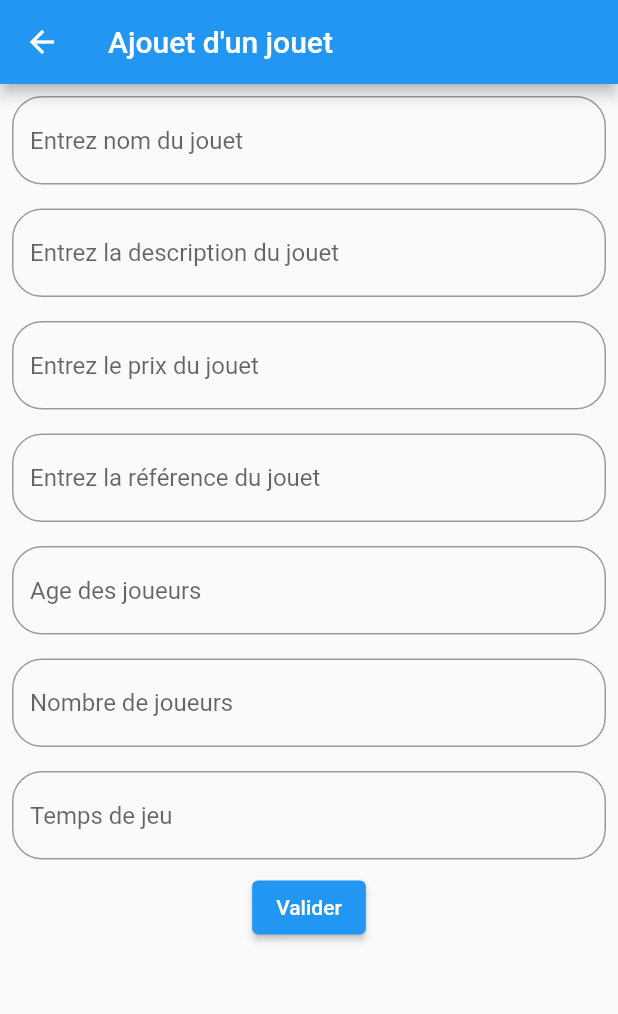
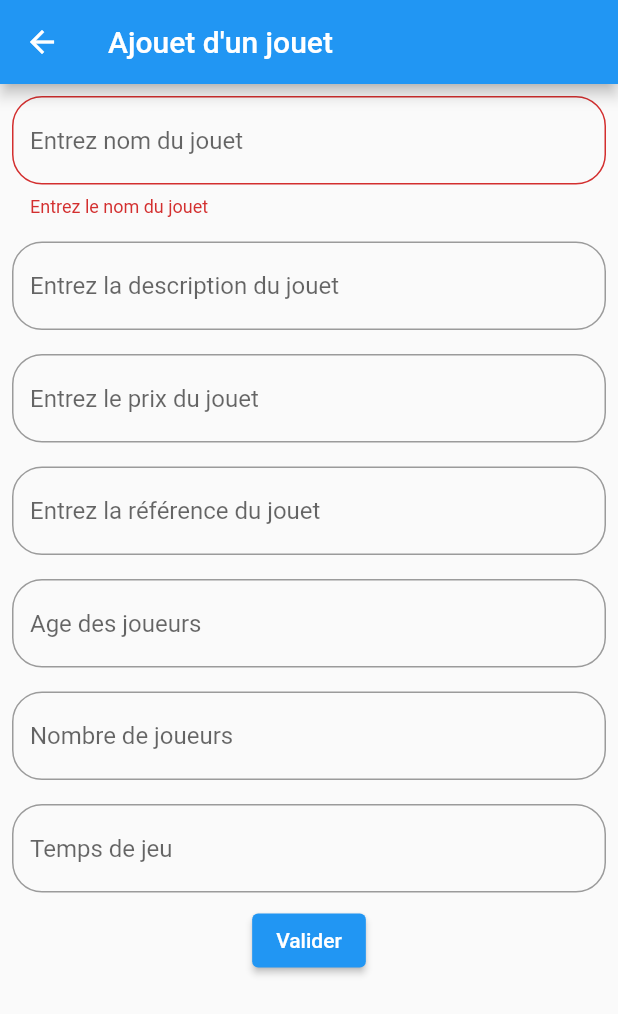
Before and after one commit to jsertram63/live_app_api5decembre, a Flutter app: the AjoutJouet screen opened directly, after a tap on "Valider", on a phone screen of 412 x 824 dp. Shown: the top 1014 px of the screen. Run offline on Flutter 3.47's test engine with Material 2 defaults, Android fonts, the phone set to English and light mode, and no system bars; our stand-ins replace youtube_player_flutter; network calls fail.

Commit message:
formulaire

```diff
--- a/lib/formulaire.dart
+++ b/lib/formulaire.dart
@@ -39,12 +39,13 @@ final  formKey = GlobalKey<FormState>();
             Padding(
               padding: const EdgeInsets.all(8.0),
 
-              child: TextField(
+              child: TextFormField(
                 onChanged: (value){
                   _modelToy.name = value;
                 },
                 decoration: InputDecoration(hintText: "Entrez nom du jouet",
                 border: OutlineInputBorder(borderRadius: BorderRadius.circular(20))),
+                validator: (value) => value != null && value.isEmpty ? 'Entrez le nom du jouet' : null
               ),
             ),
             Padding(
@@ -106,8 +107,13 @@ final  formKey = GlobalKey<FormState>();
             ElevatedButton(onPressed: ()async{
               // on met un async car ca sera suivi d'un await pour faire
               // notre requete réseau (POST)
+              final form = formKey.currentState!;
+              final isValide = form.validate();
+
+              if (isValide){
               await _controller.createToys(_modelToy!);
               Navigator.pop(context);
+              }
 
 
 
```
